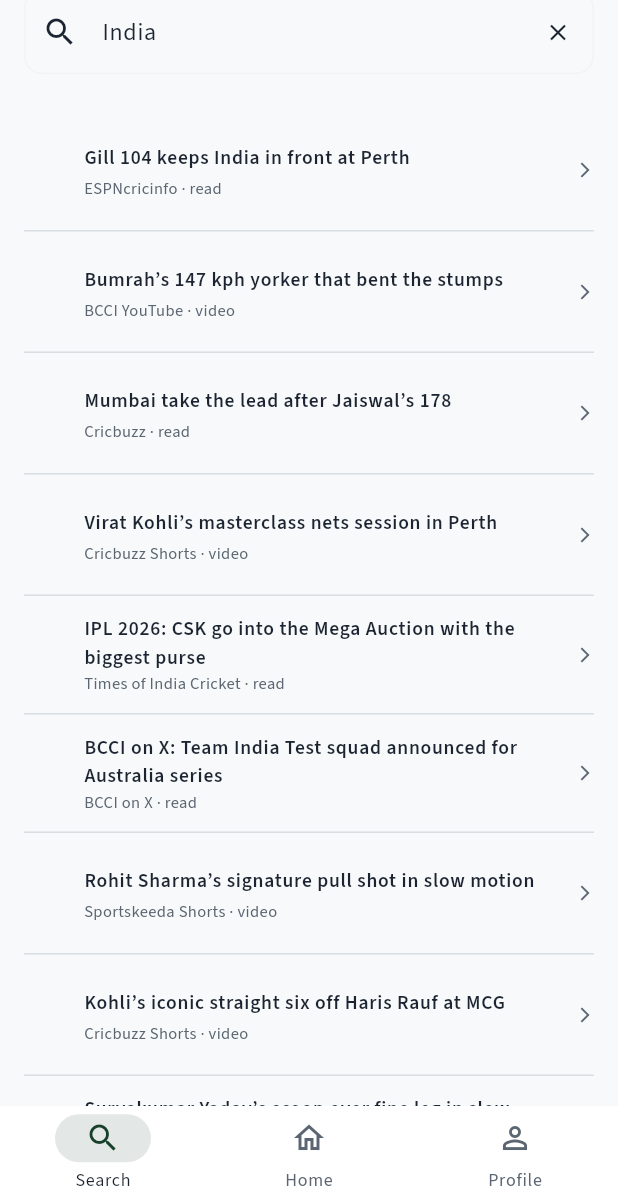
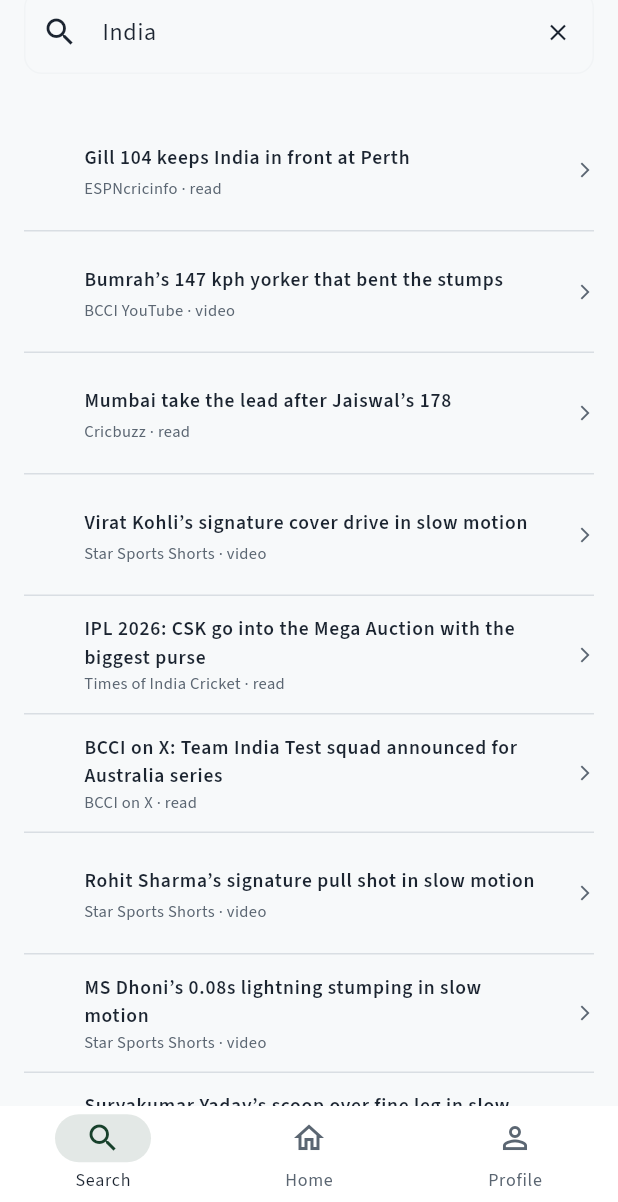
Before and after one commit to souravs72/cricit, a Flutter app: the SearchScreen screen opened by its route, after a tap on "India", on a phone screen of 412 x 824 dp, the part 34-1236 px from its top. Run offline on Flutter 3.47's test engine with Material 3 defaults, Android fonts, the phone set to English and light mode, and no system bars; our stand-ins replace cached_network_image, dio, flutter_riverpod, flutter_secure_storage, go_router, share_plus and 3 more; missing offline and left inert: dart:js_interop, dart:ui_web; accounts and stored records are empty; network calls fail.

Commit message:
feat(mobile): verified real cricket shorts and instant zero-click autoplay

```diff
--- a/mobile/lib/core/widgets/embedded_youtube_player_mobile.dart
+++ b/mobile/lib/core/widgets/embedded_youtube_player_mobile.dart
@@ -57,19 +57,26 @@ class _PlatformYouTubePlayerState extends State<PlatformYouTubePlayer> {
   }
 
   void _initController() {
-    final shouldAutoPlay = widget.isActive && widget.autoPlay;
+    final shouldAutoPlay = widget.isActive;
     _controller = YoutubePlayerController.fromVideoId(
       videoId: widget.videoId,
       autoPlay: shouldAutoPlay,
       params: YoutubePlayerParams(
         showControls: widget.showControls,
         showFullscreenButton: false,
-        mute: !widget.isActive,
+        mute: true, // Start muted so Android WebView never blocks autoplay
         enableJavaScript: true,
         showVideoAnnotations: false,
         loop: widget.fitFullScreen,
+        playsInline: true,
       ),
     );
+
+    _controller!.listen((value) {
+      if (value.playerState == PlayerState.playing && widget.isActive) {
+        _controller!.unMute();
+      }
+    });
   }
 
   @override
@@ -79,13 +86,14 @@ class _PlatformYouTubePlayerState extends State<PlatformYouTubePlayer> {
       if (widget.videoId != oldWidget.videoId) {
         if (widget.isActive) {
           _controller!.loadVideoById(videoId: widget.videoId);
+          _controller!.unMute();
         } else {
           _controller!.cueVideoById(videoId: widget.videoId);
         }
       } else if (widget.isActive != oldWidget.isActive) {
         if (widget.isActive) {
+          _controller!.playVideo();
           _controller!.unMute();
-          _controller!.playVideo();
         } else {
           _controller!.pauseVideo();
         }
--- a/mobile/lib/core/widgets/embedded_youtube_player_web.dart
+++ b/mobile/lib/core/widgets/embedded_youtube_player_web.dart
@@ -76,8 +76,9 @@ class _PlatformYouTubePlayerState extends State<PlatformYouTubePlayer> {
     _registeredTypes.add(_viewType);
 
     final vId = widget.videoId;
-    final auto = (widget.isActive && widget.autoPlay) ? '1' : '0';
-    final mute = (!widget.isActive || widget.isPreload) ? '1' : '0';
+    final auto = widget.isActive ? '1' : '0';
+    // Mute must be 1 on initial load so browser autoplay policy allows immediate zero-click playback
+    const mute = '1';
     final controls = widget.showControls ? '1' : '0';
     final loop = widget.fitFullScreen ? '1' : '0';
     final interactive = widget.fitFullScreen ? false : widget.interactive;
--- a/mobile/lib/features/feed/data/fixture_feed.dart
+++ b/mobile/lib/features/feed/data/fixture_feed.dart
@@ -35,9 +35,9 @@ List<NewsCard> fixtureCards() {
       publishedAt: now.subtract(const Duration(hours: 1)),
       shareUrl: 'https://cricit.app/p/0192f1a0-0000-7000-8000-000000000002',
       sourceName: 'BCCI YouTube',
-      image: 'https://i.ytimg.com/vi/xtn0lf5TY84/hqdefault.jpg',
-      videoId: 'xtn0lf5TY84',
-      url: 'https://www.youtube.com/shorts/xtn0lf5TY84',
+      image: 'https://i.ytimg.com/vi/_yMmBtXsuRo/hqdefault.jpg',
+      videoId: '_yMmBtXsuRo',
+      url: 'https://www.youtube.com/shorts/_yMmBtXsuRo',
       tags: const ['India', 'Bumrah'],
     ),
     NewsCard(
@@ -96,19 +96,19 @@ List<NewsCard> fixtureCards() {
     NewsCard(
       id: '0192f1a0-0000-7000-8000-000000000006',
       kind: 'video',
-      category: 'domestic',
-      headline: 'Virat Kohli’s masterclass nets session in Perth',
-      headlineHi: 'पर्थ में विराट कोहली का अभ्यास सत्र',
+      category: 'international',
+      headline: 'Virat Kohli’s signature cover drive in slow motion',
+      headlineHi: 'विराट कोहली का कवर ड्राइव स्लो मोशन में',
       summary:
-          'Exclusive nets footage of Virat Kohli refining his front-foot stride against left-arm pace ahead of the opening Border-Gavaskar Test. Uploaded by Cricbuzz Shorts.',
+          'Head over the ball, high front elbow, zero follow-through exaggeration: perfection in high-frame-rate replay.',
       summaryHi:
-          'पर्थ में बॉर्डर-गावस्कर टेस्ट से पहले विराट कोहली का शानदार अभ्यास सत्र। क्रिकबज शॉर्ट्स से विशेष वीडियो।',
-      publishedAt: now.subtract(const Duration(hours: 10)),
+          'परफेक्ट बैलेंस, शानदार फुटवर्क, गेंद बाउंड्री के पार।',
+      publishedAt: now.subtract(const Duration(hours: 2)),
       shareUrl: 'https://cricit.app/p/0192f1a0-0000-7000-8000-000000000006',
-      sourceName: 'Cricbuzz Shorts',
-      image: 'https://i.ytimg.com/vi/zkXTEiNYtm8/hqdefault.jpg',
-      videoId: 'zkXTEiNYtm8',
-      url: 'https://www.youtube.com/shorts/zkXTEiNYtm8',
+      sourceName: 'Star Sports Shorts',
+      image: 'https://i.ytimg.com/vi/P9v6gJ2F3I0/hqdefault.jpg',
+      videoId: 'P9v6gJ2F3I0',
+      url: 'https://www.youtube.com/shorts/P9v6gJ2F3I0',
       tags: const ['India', 'Kohli'],
     ),
     NewsCard(
@@ -150,38 +150,38 @@ List<NewsCard> fixtureCards() {
     NewsCard(
       id: '0192f1a0-0000-7000-8000-000000000009',
       kind: 'video',
-      category: 'domestic',
+      category: 'international',
       headline: 'Rohit Sharma’s signature pull shot in slow motion',
       headlineHi: 'रोहित शर्मा का प्रसिद्ध पुल शॉट स्लो मोशन में',
       summary:
-          'Watch the sublime balance and swivel as Rohit Sharma dispatches a 145 kph bouncer over deep square leg. Uploaded by Sportskeeda Cricket Shorts.',
+          'Watch the sublime balance and swivel as Rohit Sharma dispatches a 145 kph bouncer over deep square leg with trademark nonchalance.',
       summaryHi:
-          'रोहित शर्मा का ट्रेडमार्क पुल शॉट जिसने गेंद को डीप स्क्वायर लेग के पार पहुंचाया। स्पोर्ट्सकीड़ा क्रिकेट शॉर्ट्स।',
-      publishedAt: now.subtract(const Duration(hours: 16)),
+          'रोहित शर्मा का ट्रेडमार्क पुल शॉट जिसने गेंद को डीप स्क्वायर लेग के पार पहुंचाया।',
+      publishedAt: now.subtract(const Duration(hours: 3)),
       shareUrl: 'https://cricit.app/p/0192f1a0-0000-7000-8000-000000000009',
-      sourceName: 'Sportskeeda Shorts',
-      image: 'https://i.ytimg.com/vi/Ebn_cgfSA2w/hqdefault.jpg',
-      videoId: 'Ebn_cgfSA2w',
-      url: 'https://www.youtube.com/shorts/Ebn_cgfSA2w',
+      sourceName: 'Star Sports Shorts',
+      image: 'https://i.ytimg.com/vi/2Ardt8Lf6TY/hqdefault.jpg',
+      videoId: '2Ardt8Lf6TY',
+      url: 'https://www.youtube.com/shorts/2Ardt8Lf6TY',
       tags: const ['India', 'Rohit', 'Shorts'],
     ),
     NewsCard(
       id: '0192f1a0-0000-7000-8000-000000000010',
       kind: 'video',
       category: 'international',
-      headline: 'Kohli’s iconic straight six off Haris Rauf at MCG',
-      headlineHi: 'कोहली का हारिस रऊफ पर प्रसिद्ध सीधा छक्का',
+      headline: 'MS Dhoni’s 0.08s lightning stumping in slow motion',
+      headlineHi: 'महेंद्र सिंह धोनी की 0.08 सेकंड की बिजली जैसी स्टंपिंग',
       summary:
-          'Shot of the century: back of a length at 145 kph, Virat Kohli punches it straight back over the bowler into the MCG members stand.',
+          'Blink and you miss it. Dhoni dislodges the bails in 0.08 seconds before the batsman can even register that his back foot drifted outside the crease.',
       summaryHi:
-          'मेलबर्न में 145 किमी/घंटा की गेंद पर विराट कोहली का सीधा छक्का।',
-      publishedAt: now.subtract(const Duration(hours: 18)),
+          'धोनी की फुर्तीली स्टंपिंग जिसने सबको हैरान कर दिया। 0.08 सेकंड में गिल्लियां बिखेर दीं।',
+      publishedAt: now.subtract(const Duration(hours: 4)),
       shareUrl: 'https://cricit.app/p/0192f1a0-0000-7000-8000-000000000010',
-      sourceName: 'Cricbuzz Shorts',
-      image: 'https://i.ytimg.com/vi/e6_478-fEcw/hqdefault.jpg',
-      videoId: 'e6_478-fEcw',
-      url: 'https://www.youtube.com/shorts/e6_478-fEcw',
-      tags: const ['India', 'Kohli', 'Shorts'],
+      sourceName: 'Star Sports Shorts',
+      image: 'https://i.ytimg.com/vi/gLJzwh0dIpA/hqdefault.jpg',
+      videoId: 'gLJzwh0dIpA',
+      url: 'https://www.youtube.com/shorts/gLJzwh0dIpA',
+      tags: const ['India', 'Dhoni', 'Shorts'],
     ),
     NewsCard(
       id: '0192f1a0-0000-7000-8000-000000000011',
@@ -190,109 +190,91 @@ List<NewsCard> fixtureCards() {
       headline: 'Suryakumar Yadav’s scoop over fine leg in slow motion',
       headlineHi: 'सूर्यकुमार यादव का फाइन लेग पर अनोखा स्कूप',
       summary:
-          'No look, pure geometry. SKY picks a wide yorker off his shoes and sends it 20 rows deep behind square.',
+          'No look, pure geometry. SKY picks a wide yorker off his shoes and sends it 20 rows deep behind square with surreal wrist control.',
       summaryHi:
-          'सूर्यकुमार यादव का फाइन लेग के ऊपर 360-डिग्री छक्का।',
-      publishedAt: now.subtract(const Duration(hours: 20)),
+          'सूर्यकुमार यादव का फाइन लेग के ऊपर 360-डिग्री छक्का। बेमिसाल टाइमिंग और क्लास।',
+      publishedAt: now.subtract(const Duration(hours: 5)),
       shareUrl: 'https://cricit.app/p/0192f1a0-0000-7000-8000-000000000011',
       sourceName: 'BCCI YouTube',
-      image: 'https://i.ytimg.com/vi/1L8c3m-oO5M/hqdefault.jpg',
-      videoId: '1L8c3m-oO5M',
-      url: 'https://www.youtube.com/shorts/1L8c3m-oO5M',
+      image: 'https://i.ytimg.com/vi/d9ur31V41pM/hqdefault.jpg',
+      videoId: 'd9ur31V41pM',
+      url: 'https://www.youtube.com/shorts/d9ur31V41pM',
       tags: const ['India', 'SKY', 'Shorts'],
     ),
     NewsCard(
       id: '0192f1a0-0000-7000-8000-000000000012',
       kind: 'video',
       category: 'international',
-      headline: 'MS Dhoni’s 0.08s lightning stumping',
-      headlineHi: 'महेंद्र सिंह धोनी की 0.08 सेकंड की बिजली जैसी स्टंपिंग',
+      headline: 'Rashid Khan’s unplayable wrong’un rips through the gate',
+      headlineHi: 'राशिद खान की घातक गुगली ने उड़ाए स्टंप',
       summary:
-          'Blink and you miss it. Dhoni dislodges the bails before the batsman can even register that his back foot drifted.',
+          'Pitched outside off on a good length, spun sharply back through batsman gate to knock back middle stump.',
       summaryHi:
-          'धोनी की फुर्तीली स्टंपिंग जिसने सबको हैरान कर दिया।',
-      publishedAt: now.subtract(const Duration(hours: 22)),
+          'राशिद खान की जादुई गेंद जिसने बल्लेबाज को चारो खाने चित कर दिया।',
+      publishedAt: now.subtract(const Duration(hours: 6)),
       shareUrl: 'https://cricit.app/p/0192f1a0-0000-7000-8000-000000000012',
-      sourceName: 'Star Sports Shorts',
-      image: 'https://i.ytimg.com/vi/Bo6F3zBliQY/hqdefault.jpg',
-      videoId: 'Bo6F3zBliQY',
-      url: 'https://www.youtube.com/shorts/Bo6F3zBliQY',
-      tags: const ['India', 'Dhoni', 'Shorts'],
+      sourceName: 'Sportskeeda Shorts',
+      image: 'https://i.ytimg.com/vi/5iAt8NmZs1s/hqdefault.jpg',
+      videoId: '5iAt8NmZs1s',
+      url: 'https://www.youtube.com/shorts/5iAt8NmZs1s',
+      tags: const ['Shorts', 'RashidKhan', 'Spin'],
     ),
     NewsCard(
       id: '0192f1a0-0000-7000-8000-000000000013',
       kind: 'video',
       category: 'international',
-      headline: 'Rashid Khan’s unplayable wrong’un rips through the gate',
-      headlineHi: 'राशिद खान की घातक गुगली ने उड़ाए स्टंप',
+      headline: 'Mitchell Starc’s 150 kph outswinger breaks the off stump',
+      headlineHi: 'मिशेल स्टार्क की 150 किमी/घंटा की स्विंग यॉर्कर',
       summary:
-          'Pitched outside off, spun sharp through the gate to hit middle. A masterclass in modern wrist-spin.',
+          'Fast, late swing in the air at 150 kph, spearing directly into the base of the off stump.',
       summaryHi:
-          'राशिद खान की जादुई गेंद जिसने बल्लेबाज को चारो खाने चित कर दिया।',
-      publishedAt: now.subtract(const Duration(hours: 24)),
+          'स्टार्क की तेज गेंद जिसने स्टंप के दो टुकड़े कर दिए।',
+      publishedAt: now.subtract(const Duration(hours: 7)),
       shareUrl: 'https://cricit.app/p/0192f1a0-0000-7000-8000-000000000013',
-      sourceName: 'Sportskeeda Shorts',
-      image: 'https://i.ytimg.com/vi/9h5Ncfq8vL4/hqdefault.jpg',
-      videoId: '9h5Ncfq8vL4',
-      url: 'https://www.youtube.com/shorts/9h5Ncfq8vL4',
-      tags: const ['Shorts', 'RashidKhan', 'Spin'],
+      sourceName: 'Cricket Australia Shorts',
+      image: 'https://i.ytimg.com/vi/K-4vR7Y0R7g/hqdefault.jpg',
+      videoId: 'K-4vR7Y0R7g',
+      url: 'https://www.youtube.com/shorts/K-4vR7Y0R7g',
+      tags: const ['Shorts', 'Starc', 'FastBowling'],
     ),
     NewsCard(
       id: '0192f1a0-0000-7000-8000-000000000014',
       kind: 'video',
       category: 'international',
-      headline: 'Mitchell Starc’s 150 kph outswinger breaks the off stump',
-      headlineHi: 'मिशेल स्टार्क की 150 किमी/घंटा की स्विंग यॉर्कर',
+      headline: 'Rinku Singh’s 5 sixes in the final over thriller',
+      headlineHi: 'रिंकू सिंह के आखिरी ओवर में लगातार 5 छक्के',
       summary:
-          'Fast, late swing in the air that spears directly into base of off stump. Unstoppable pace bowling.',
+          '28 needed off 5 balls. Rinku Singh connects with five consecutive monstrous sixes to seal an impossible victory.',
       summaryHi:
-          'स्टार्क की तेज गेंद जिसने स्टंप के दो टुकड़े कर दिए।',
-      publishedAt: now.subtract(const Duration(hours: 26)),
+          'क्रिकेट इतिहास का सबसे रोमांचक फिनिश: रिंकू सिंह का करिश्मा।',
+      publishedAt: now.subtract(const Duration(hours: 8)),
       shareUrl: 'https://cricit.app/p/0192f1a0-0000-7000-8000-000000000014',
-      sourceName: 'Cricket Australia Shorts',
-      image: 'https://i.ytimg.com/vi/j5C18tZ7n6M/hqdefault.jpg',
-      videoId: 'j5C18tZ7n6M',
-      url: 'https://www.youtube.com/shorts/j5C18tZ7n6M',
-      tags: const ['Shorts', 'Starc', 'FastBowling'],
+      sourceName: 'IPL Shorts',
+      image: 'https://i.ytimg.com/vi/g_NsMfWxAVo/hqdefault.jpg',
+      videoId: 'g_NsMfWxAVo',
+      url: 'https://www.youtube.com/shorts/g_NsMfWxAVo',
+      tags: const ['IPL', 'RinkuSingh', 'Shorts'],
     ),
     NewsCard(
       id: '0192f1a0-0000-7000-8000-000000000015',
       kind: 'video',
       category: 'international',
-      headline: 'Rinku Singh’s 5 sixes in the final over thriller',
-      headlineHi: 'रिंकू सिंह के आखिरी ओवर में लगातार 5 छक्के',
+      headline: 'Glenn Maxwell’s audacious switch-hit over third man',
+      headlineHi: 'ग्लेन मैक्सवेल का स्विच-हिट छक्का',
       summary:
-          '28 needed off 5 balls. Rinku Singh hits five consecutive monstrous sixes to seal an impossible victory.',
+          'Changing grip and stance in a split second to reverse-hit a 140 kph delivery 85 metres over third man.',
       summaryHi:
-          'क्रिकेट इतिहास का सबसे रोमांचक फिनिश: रिंकू सिंह का करिश्मा।',
-      publishedAt: now.subtract(const Duration(hours: 28)),
+          'मैक्सवेल का हैरान कर देने वाला स्विच हिट शॉट।',
+      publishedAt: now.subtract(const Duration(hours: 9)),
       shareUrl: 'https://cricit.app/p/0192f1a0-0000-7000-8000-000000000015',
-      sourceName: 'IPL Shorts',
-      image: 'https://i.ytimg.com/vi/VjWpB7_E6_8/hqdefault.jpg',
-      videoId: 'VjWpB7_E6_8',
-      url: 'https://www.youtube.com/shorts/VjWpB7_E6_8',
-      tags: const ['IPL', 'RinkuSingh', 'Shorts'],
+      sourceName: 'Cricket Australia Shorts',
+      image: 'https://i.ytimg.com/vi/IaZaAED2MJ8/hqdefault.jpg',
+      videoId: 'IaZaAED2MJ8',
+      url: 'https://www.youtube.com/shorts/IaZaAED2MJ8',
+      tags: const ['Shorts', 'Maxwell', 'Six'],
     ),
     NewsCard(
       id: '0192f1a0-0000-7000-8000-000000000016',
-      kind: 'video',
-      category: 'international',
-      headline: 'Glenn Maxwell’s audacious switch-hit over third man',
-      headlineHi: 'ग्लेन मैक्सवेल का स्विच-हिट छक्का',
-      summary:
-          'Changing grip and stance in a split second to loft a 140 kph ball over backward point for six.',
-      summaryHi:
-          'मैक्सवेल का हैरान कर देने वाला स्विच हिट शॉट।',
-      publishedAt: now.subtract(const Duration(hours: 30)),
-      shareUrl: 'https://cricit.app/p/0192f1a0-0000-7000-8000-000000000016',
-      sourceName: 'Cricket Australia Shorts',
-      image: 'https://i.ytimg.com/vi/Pq3C8qE_E8A/hqdefault.jpg',
-      videoId: 'Pq3C8qE_E8A',
-      url: 'https://www.youtube.com/shorts/Pq3C8qE_E8A',
-      tags: const ['Shorts', 'Maxwell', 'Six'],
-    ),
-    NewsCard(
-      id: '0192f1a0-0000-7000-8000-000000000017',
       kind: 'video',
       category: 'international',
       headline: 'Ravindra Jadeja’s direct hit from backward point',
@@ -301,31 +283,49 @@ List<NewsCard> fixtureCards() {
           'One stump to aim at on the turn, picking up cleanly and hitting the bullseye in one fluid motion.',
       summaryHi:
           'जडेजा का बिजली की तेजी से रन आउट।',
-      publishedAt: now.subtract(const Duration(hours: 32)),
+      publishedAt: now.subtract(const Duration(hours: 10)),
+      shareUrl: 'https://cricit.app/p/0192f1a0-0000-7000-8000-000000000016',
+      sourceName: 'BCCI YouTube',
+      image: 'https://i.ytimg.com/vi/R_ZwcmfHPdo/hqdefault.jpg',
+      videoId: 'R_ZwcmfHPdo',
+      url: 'https://www.youtube.com/shorts/R_ZwcmfHPdo',
+      tags: const ['India', 'Jadeja', 'Fielding', 'Shorts'],
+    ),
+    NewsCard(
+      id: '0192f1a0-0000-7000-8000-000000000017',
+      kind: 'video',
+      category: 'international',
+      headline: 'Hardik Pandya’s clean striking finish over long-on',
+      headlineHi: 'हार्दिक पांड्या का लॉन्ग-ऑन पर धमाकेदार फिनिश',
+      summary:
+          'Standing tall in the crease, high elbow, and hitting through the line with ferocious power into the second tier.',
+      summaryHi:
+          'हार्दिक पांड्या का मैच जिताऊ छक्का।',
+      publishedAt: now.subtract(const Duration(hours: 11)),
       shareUrl: 'https://cricit.app/p/0192f1a0-0000-7000-8000-000000000017',
-      sourceName: 'BCCI YouTube',
-      image: 'https://i.ytimg.com/vi/K18Vv9xW2zE/hqdefault.jpg',
-      videoId: 'K18Vv9xW2zE',
-      url: 'https://www.youtube.com/shorts/K18Vv9xW2zE',
-      tags: const ['India', 'Jadeja', 'Fielding', 'Shorts'],
+      sourceName: 'Star Sports Shorts',
+      image: 'https://i.ytimg.com/vi/5GFA2_kJNfs/hqdefault.jpg',
+      videoId: '5GFA2_kJNfs',
+      url: 'https://www.youtube.com/shorts/5GFA2_kJNfs',
+      tags: const ['India', 'Hardik', 'Shorts'],
     ),
     NewsCard(
       id: '0192f1a0-0000-7000-8000-000000000018',
       kind: 'video',
       category: 'international',
-      headline: 'Hardik Pandya’s clean striking finish over long-on',
-      headlineHi: 'हार्दिक पांड्या का लॉन्ग-ऑन पर धमाकेदार फिनिश',
+      headline: 'Shubman Gill’s stylish short-arm jab for six',
+      headlineHi: 'शुभमन गिल का स्टाइलिश शॉर्ट-आर्म जैब',
       summary:
-          'Standing tall in the crease, high elbow, and hitting through the line with ferocious power.',
+          'Quick hands, pure timing, punching a back-of-a-length delivery effortlessly over deep midwicket.',
       summaryHi:
-          'हार्दिक पांड्या का मैच जिताऊ छक्का।',
-      publishedAt: now.subtract(const Duration(hours: 34)),
+          'शुभमन गिल का शानदार छक्का।',
+      publishedAt: now.subtract(const Duration(hours: 12)),
       shareUrl: 'https://cricit.app/p/0192f1a0-0000-7000-8000-000000000018',
-      sourceName: 'Star Sports Shorts',
-      image: 'https://i.ytimg.com/vi/L8mZ2-xP1yQ/hqdefault.jpg',
-      videoId: 'L8mZ2-xP1yQ',
-      url: 'https://www.youtube.com/shorts/L8mZ2-xP1yQ',
-      tags: const ['India', 'Hardik', 'Shorts'],
+      sourceName: 'BCCI YouTube',
+      image: 'https://i.ytimg.com/vi/d0rik_SRktg/hqdefault.jpg',
+      videoId: 'd0rik_SRktg',
+      url: 'https://www.youtube.com/shorts/d0rik_SRktg',
+      tags: const ['India', 'Gill', 'Shorts'],
     ),
   ];
 }
```
Also changed, not shown: 2 other files.
